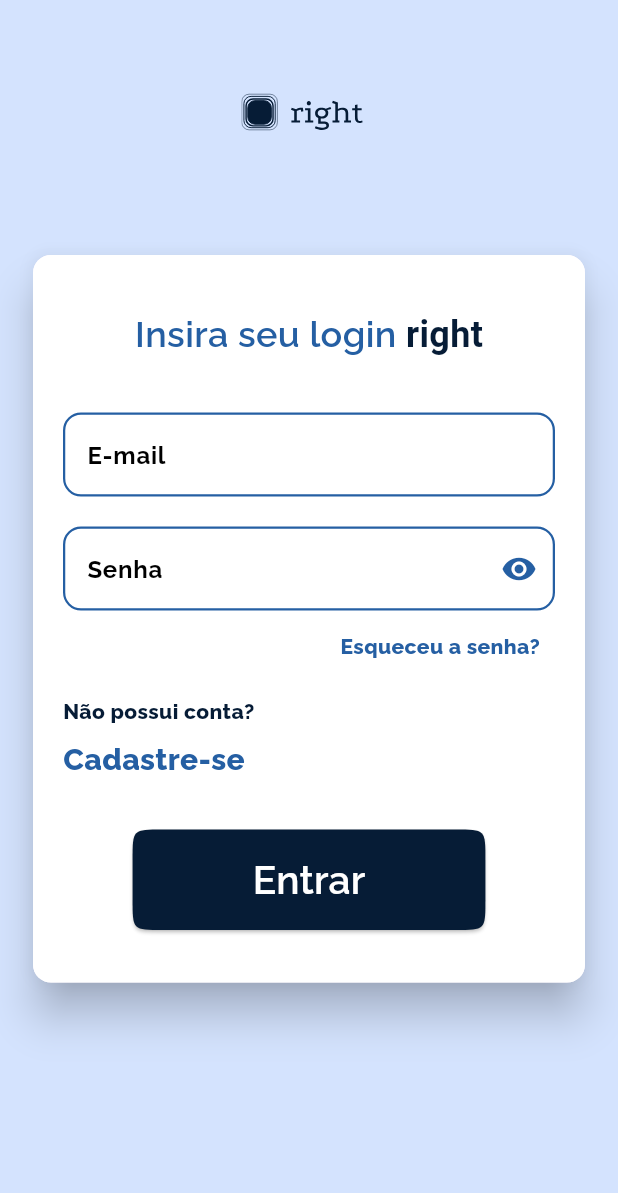
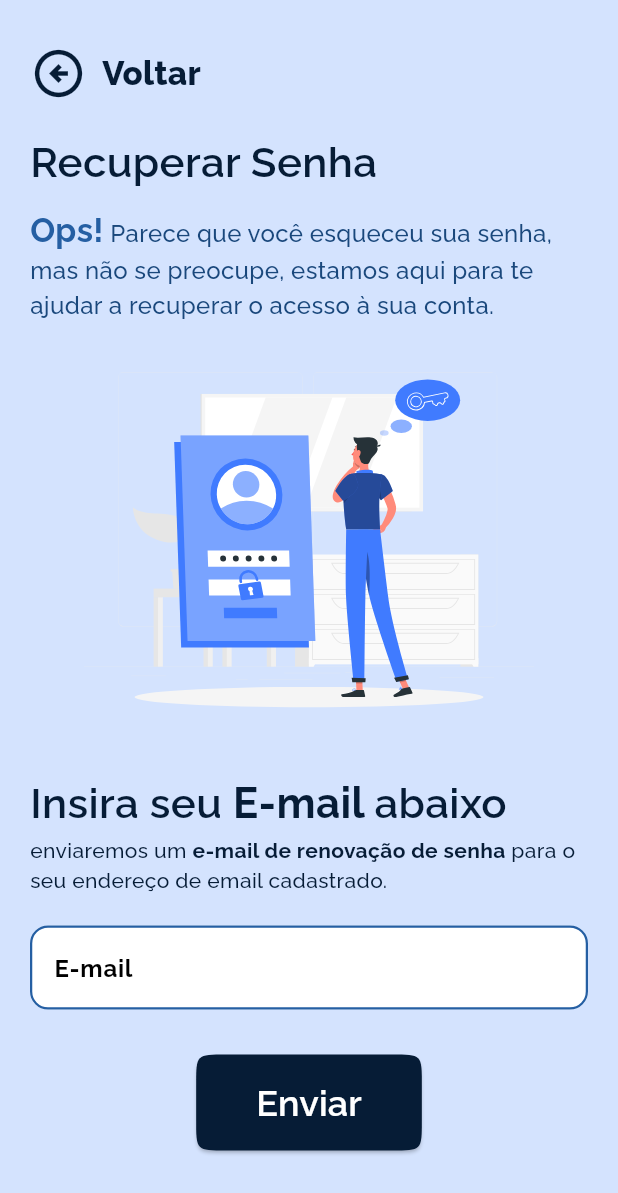
Before and after one commit to Franciscof11/Right, a Flutter app: the screen it shows after launch, after a tap on "Esqueceu a senha?", on a phone screen of 412 x 824 dp. Shown: the top 1193 px of the screen. Run offline on Flutter 3.47's test engine with Material 3 defaults, Android fonts, the phone set to English and light mode, and no system bars; our stand-ins replace device_preview, flutter_heatmap_calendar, flutter_staggered_animations, flutter_svg, google_fonts, percent_indicator.

Commit message:
feat: successful recover password page

```diff
--- /dev/null
+++ b/lib/features/auth/application/presentation/pages/recover_password_page.dart
@@ -0,0 +1,200 @@
+import 'package:flutter/material.dart';
+import 'package:flutter_svg/svg.dart';
+import 'package:google_fonts/google_fonts.dart';
+import 'package:right/features/auth/application/presentation/widgets/custom_text_form_field.dart';
+import 'package:right/utils/const_colors.dart';
+
+class RecoverPasswordPage extends StatefulWidget {
+  const RecoverPasswordPage({super.key});
+
+  @override
+  State<RecoverPasswordPage> createState() => _RecoverPasswordPageState();
+}
+
+class _RecoverPasswordPageState extends State<RecoverPasswordPage> {
+  @override
+  Widget build(BuildContext context) {
+    return Scaffold(
+      backgroundColor: LightColors().primaryContainer,
+      body: SingleChildScrollView(
+        child: Padding(
+          padding: const EdgeInsets.symmetric(horizontal: 20),
+          child: Column(
+            children: [
+              const SizedBox(
+                height: 30,
+              ),
+              Row(
+                children: [
+                  GestureDetector(
+                    onTap: () => Navigator.pop(context),
+                    child: Icon(
+                      Icons.arrow_circle_left_outlined,
+                      color: LightColors().onPrimaryContainer,
+                      size: 38,
+                    ),
+                  ),
+                  const SizedBox(
+                    width: 10,
+                  ),
+                  Text(
+                    'Voltar',
+                    style: GoogleFonts.raleway(
+                      color: LightColors().onPrimaryContainer,
+                      fontSize: 22,
+                      fontWeight: FontWeight.w800,
+                    ),
+                  ),
+                ],
+              ),
+              const SizedBox(
+                height: 20,
+              ),
+              Align(
+                alignment: Alignment.centerLeft,
+                child: Text(
+                  'Recuperar Senha',
+                  style: GoogleFonts.raleway(
+                    color: LightColors().onPrimaryContainer,
+                    fontSize: 28,
+                    fontWeight: FontWeight.w600,
+                  ),
+                ),
+              ),
+              const SizedBox(
+                height: 10,
+              ),
+              Text.rich(
+                TextSpan(
+                  text: 'Ops!',
+                  style: GoogleFonts.raleway(
+                    color: LightColors().primary,
+                    fontSize: 22,
+                    fontWeight: FontWeight.w700,
+                  ),
+                  children: [
+                    TextSpan(
+                      text:
+                          ' Parece que você esqueceu sua senha, mas não se preocupe, estamos aqui para te ajudar a recuperar o acesso à sua conta.',
+                      style: GoogleFonts.raleway(
+                        color: DarkColors().primaryContainer,
+                        fontSize: 16,
+                        fontWeight: FontWeight.w500,
+                      ),
+                    )
+                  ],
+                ),
+              ),
+              SvgPicture.asset(
+                'assets/imgs/forgot_password.svg',
+                width: MediaQuery.of(context).size.width,
+                height: 300,
+              ),
+              Align(
+                alignment: Alignment.centerLeft,
+                child: Text.rich(
+                  TextSpan(
+                    text: 'Insira seu ',
+                    style: GoogleFonts.raleway(
+                      color: LightColors().onPrimaryContainer,
+                      fontSize: 28,
+                      fontWeight: FontWeight.w600,
+                    ),
+                    children: [
+                      TextSpan(
+                        text: 'E-mail ',
+                        style: GoogleFonts.raleway(
+                          color: LightColors().onPrimaryContainer,
+                          fontSize: 28,
+                          fontWeight: FontWeight.bold,
+                        ),
+                      ),
+                      TextSpan(
+                        text: 'abaixo',
+                        style: GoogleFonts.raleway(
+                          color: LightColors().onPrimaryContainer,
+                          fontSize: 28,
+                          fontWeight: FontWeight.w600,
+                        ),
+                      ),
+                    ],
+                  ),
+                ),
+              ),
+              const SizedBox(height: 2),
+              Align(
+                alignment: Alignment.centerLeft,
+                child: Text.rich(
+                  TextSpan(
+                    text: 'enviaremos um ',
+                    style: GoogleFonts.raleway(
+                      color: LightColors().onPrimaryContainer,
+                      fontSize: 14,
+                      fontWeight: FontWeight.w500,
+                    ),
+                    children: [
+                      TextSpan(
+                        text: 'e-mail de renovação de senha',
+                        style: GoogleFonts.raleway(
+                          color: LightColors().onPrimaryContainer,
+                          fontSize: 14,
+                          fontWeight: FontWeight.bold,
+                        ),
+                      ),
+                      TextSpan(
+                        text: ' para o seu endereço de email cadastrado.',
+                        style: GoogleFonts.raleway(
+                          color: LightColors().onPrimaryContainer,
+                          fontSize: 14,
+                          fontWeight: FontWeight.w500,
+                        ),
+                      ),
+                    ],
+                  ),
+                ),
+              ),
+              const SizedBox(
+                height: 20,
+              ),
+              CustomTextFormField(
+                controller: TextEditingController(),
+                label: 'E-mail',
+                type: FormTypes.email,
+              ),
+              const SizedBox(
+                height: 30,
+              ),
+              Align(
+                alignment: Alignment.center,
+                child: ElevatedButton(
+                  onPressed: () {
+                    Navigator.pushNamed(context, '/SuccessRecoverEmail');
+                  },
+                  style: ElevatedButton.styleFrom(
+                    shape: ContinuousRectangleBorder(
+                      borderRadius: BorderRadius.circular(20),
+                    ),
+                    padding: const EdgeInsets.symmetric(
+                      vertical: 15,
+                      horizontal: 40,
+                    ),
+                    backgroundColor: LightColors().onPrimaryContainer,
+                  ),
+                  child: Text(
+                    'Enviar',
+                    style: GoogleFonts.raleway(
+                      color: Colors.white,
+                      fontSize: 24,
+                      fontWeight: FontWeight.w600,
+                    ),
+                  ),
+                ),
+              ),
+              const SizedBox(height: 35),
+            ],
+          ),
+        ),
+      ),
+    );
+  }
+}
--- a/lib/features/auth/application/presentation/pages/sign_in_page.dart
+++ b/lib/features/auth/application/presentation/pages/sign_in_page.dart
@@ -96,7 +96,10 @@ class _SignInPageState extends State<SignInPage> {
                                   child: Align(
                                     alignment: Alignment.centerRight,
                                     child: GestureDetector(
-                                      onTap: () {},
+                                      onTap: () {
+                                        Navigator.pushNamed(
+                                            context, '/RecoverPasswordPage');
+                                      },
                                       child: Text(
                                         'Esqueceu a senha?',
                                         style: GoogleFonts.raleway(
```
Also changed, not shown: assets/imgs/success_email_recover.svg (added).
